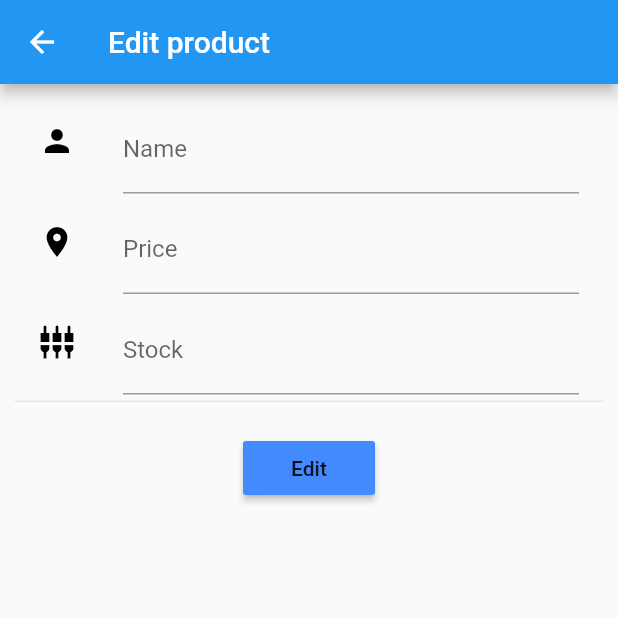
After one commit to HanzValmoria/SwiftBookSellerFinal, a Flutter app: the EditProduct screen opened directly, after a tap on "Edit", on a phone screen of 412 x 824 dp, the top half of it. The commit adds this screen. Run offline on Flutter 3.47's test engine with Material 2 defaults, Android fonts, the phone set to English and light mode, and no system bars; our stand-ins replace shared_preferences; accounts and stored records are empty; statements that could not run were skipped.

Commit message:
update products

```diff
--- a/lib/controllers/databasehelpers.dart
+++ b/lib/controllers/databasehelpers.dart
@@ -6,7 +6,7 @@ import 'package:shared_preferences/shared_preferences.dart';
 class DataBaseHelper {
   var status;
   var token;
-  String serverUrlproducts = "http://192.168.1.55:3000/products";
+  String serverUrlproducts = "http://192.168.1.2:3000/products";
 
   //funciton getData
   Future<List> getData() async {
@@ -31,7 +31,7 @@ class DataBaseHelper {
     final value = prefs.get(key) ?? 0;
 
     // String myUrl = "$serverUrl/api";
-    String myUrl = "http://192.168.1.56:3000/products";
+    String myUrl = "http://192.168.1.2:3000/products";
     final response = await http.post(myUrl, headers: {
       'Accept': 'application/json'
     }, body: {
@@ -71,7 +71,7 @@ class DataBaseHelper {
 
   //function for delete
   Future<void> removeRegister(String _id) async {
-    String myUrl = "http://192.168.1.56:3000/product/$_id";
+    String myUrl = "http://192.168.1.2:3000/product/$_id";
 
     http.Response res = await http.delete("$myUrl");
 
--- /dev/null
+++ b/lib/view/editProducts.dart
@@ -0,0 +1,114 @@
+import 'package:flutter/material.dart';
+import 'package:flutter_application_project/controllers/databasehelpers.dart';
+import 'package:flutter_application_project/view/listProducts.dart';
+
+class EditProduct extends StatefulWidget {
+  final List list;
+  final int index;
+  EditProduct({this.list, this.index});
+
+  @override
+  _EditProductState createState() => _EditProductState();
+}
+
+class _EditProductState extends State<EditProduct> {
+  DataBaseHelper dataBaseHelper = new DataBaseHelper();
+
+  TextEditingController controllerName;
+  TextEditingController controllerPrice;
+  TextEditingController controllerStock;
+  TextEditingController controllerId;
+
+  @override
+  void initState() {
+    controllerId = new TextEditingController(
+        text: widget.list[widget.index]['id'].toString());
+    controllerName = new TextEditingController(
+        text: widget.list[widget.index]['name'].toString());
+    controllerPrice = new TextEditingController(
+        text: widget.list[widget.index]['price'].toString());
+    controllerStock = new TextEditingController(
+        text: widget.list[widget.index]['stock'].toString());
+    super.initState();
+  }
+
+  @override
+  Widget build(BuildContext context) {
+    return new Scaffold(
+      appBar: new AppBar(
+        title: new Text("Edit product"),
+      ),
+      body: Form(
+        child: ListView(
+          padding: const EdgeInsets.all(10.0),
+          children: <Widget>[
+            new Column(
+              children: <Widget>[
+                new ListTile(
+                  leading: const Icon(Icons.person, color: Colors.black),
+                  title: new TextFormField(
+                    controller: controllerName,
+                    validator: (value) {
+                      if (value.isEmpty) return "Enter a name";
+                    },
+                    decoration: new InputDecoration(
+                      hintText: "Name",
+                      labelText: "Name",
+                    ),
+                  ),
+                ),
+                new ListTile(
+                  leading: const Icon(Icons.location_on, color: Colors.black),
+                  title: new TextFormField(
+                    controller: controllerPrice,
+                    validator: (value) {
+                      if (value.isEmpty) return "Enter Price";
+                    },
+                    decoration: new InputDecoration(
+                      hintText: "Price",
+                      labelText: "Price",
+                    ),
+                  ),
+                ),
+                new ListTile(
+                  leading: const Icon(Icons.settings_input_component,
+                      color: Colors.black),
+                  title: new TextFormField(
+                    controller: controllerStock,
+                    validator: (value) {
+                      if (value.isEmpty) return "Enter Stock";
+                    },
+                    decoration: new InputDecoration(
+                      hintText: "Stock",
+                      labelText: "Stock",
+                    ),
+                  ),
+                ),
+                const Divider(
+                  height: 1.0,
+                ),
+                new Padding(
+                  padding: const EdgeInsets.all(10.0),
+                ),
+                new RaisedButton(
+                  child: new Text("Edit"),
+                  color: Colors.blueAccent,
+                  onPressed: () {
+                    dataBaseHelper.editarProduct(
+                        controllerId.text.trim(),
+                        controllerName.text.trim(),
+                        controllerPrice.text.trim(),
+                        controllerStock.text.trim());
+                    Navigator.of(context).push(new MaterialPageRoute(
+                      builder: (BuildContext context) => new ListProducts(),
+                    ));
+                  },
+                )
+              ],
+            ),
+          ],
+        ),
+      ),
+    );
+  }
+}
```
Also changed, not shown: lib/main.dart (+7 -3 lines), lib/view/detail.dart (added, +109 -0 lines).
